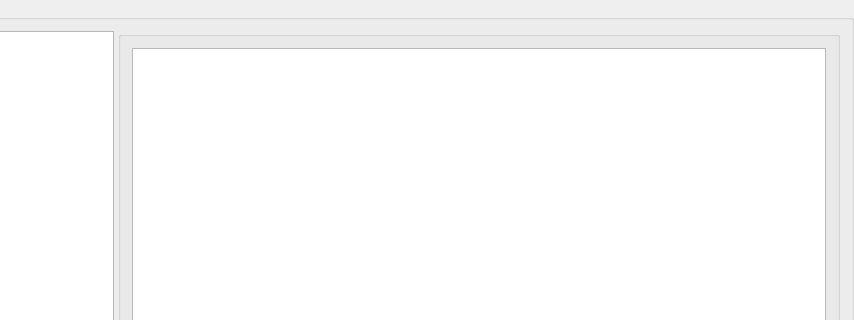
First picture: the form in src/mainwindow.ui, repository kokhnovich/PaperTown, before the edit; both pictures show x 349 to 1203 and y 0 to 320 of the 1203 by 746 pixel window.
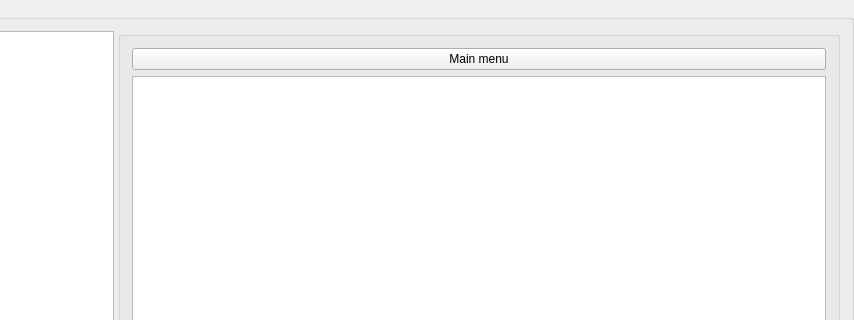
Second picture: the form after the edit. Icons and pictures are not drawn. Custom widgets are drawn as their Qt base class.

Diff of the .ui file:
```diff
--- a/src/mainwindow.ui
+++ b/src/mainwindow.ui
@@ -71,6 +71,13 @@
            <string/>
           </property>
           <layout class="QVBoxLayout" name="verticalLayout_2">
+           <item>
+            <widget class="QPushButton" name="menuBtn">
+             <property name="text">
+              <string>Main menu</string>
+             </property>
+            </widget>
+           </item>
            <item>
             <widget class="QListView" name="listView">
              <property name="minimumSize">
```
